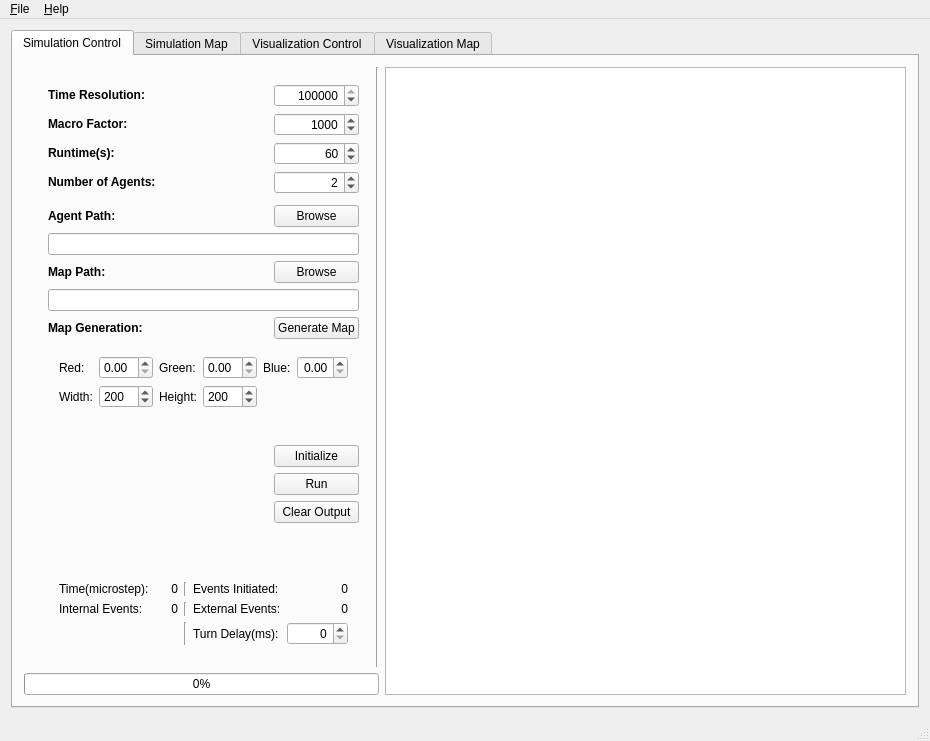
Old version of the form mainwindow.ui in the repository sojoe02/RANA.
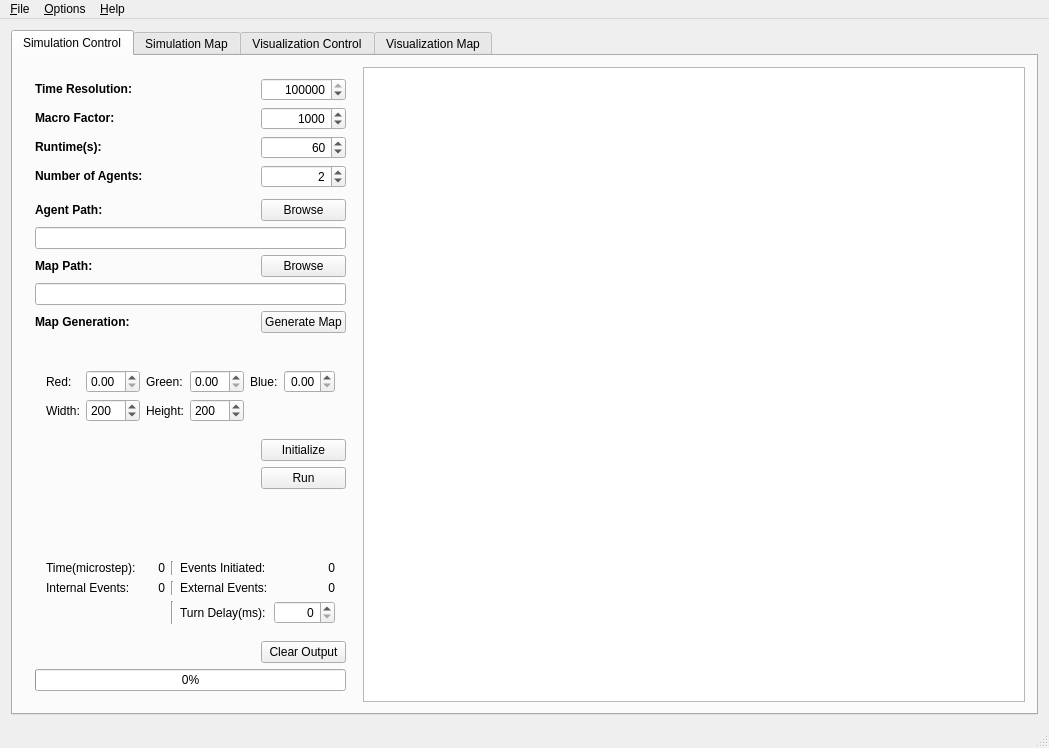
New version of the form. The open tabs and pages were chosen to show the change.

Diff of the .ui file:
```diff
--- a/mainwindow.ui
+++ b/mainwindow.ui
@@ -6,8 +6,8 @@
    <rect>
     <x>0</x>
     <y>0</y>
-    <width>930</width>
-    <height>700</height>
+    <width>1049</width>
+    <height>748</height>
    </rect>
   </property>
   <property name="windowTitle">
@@ -15,7 +15,7 @@
   </property>
   <widget class="QWidget" name="centralWidget">
    <layout class="QGridLayout" name="gridLayout_6">
-    <item row="1" column="0">
+    <item row="0" column="0">
      <widget class="QTabWidget" name="tabWidget">
       <property name="currentIndex">
        <number>0</number>
@@ -25,17 +25,7 @@
         <string>Simulation Control</string>
        </attribute>
        <layout class="QGridLayout" name="gridLayout_5">
-        <item row="15" column="2" rowspan="2">
-         <widget class="Line" name="line">
-          <property name="windowModality">
-           <enum>Qt::WindowModal</enum>
-          </property>
-          <property name="orientation">
-           <enum>Qt::Vertical</enum>
-          </property>
-         </widget>
-        </item>
-        <item row="16" column="1">
+        <item row="15" column="0" rowspan="2">
          <widget class="QWidget" name="widget_3" native="true">
           <property name="sizePolicy">
            <sizepolicy hsizetype="Fixed" vsizetype="MinimumExpanding">
@@ -43,132 +33,20 @@
             <verstretch>0</verstretch>
            </sizepolicy>
           </property>
+          <property name="minimumSize">
+           <size>
+            <width>300</width>
+            <height>0</height>
+           </size>
+          </property>
+          <property name="maximumSize">
+           <size>
+            <width>400</width>
+            <height>16777215</height>
+           </size>
+          </property>
           <layout class="QGridLayout" name="gridLayout_2">
-           <item row="12" column="4">
-            <widget class="QPushButton" name="browseMapButton">
-             <property name="sizePolicy">
-              <sizepolicy hsizetype="Minimum" vsizetype="Fixed">
-               <horstretch>0</horstretch>
-               <verstretch>0</verstretch>
-              </sizepolicy>
-             </property>
-             <property name="text">
-              <string>Browse</string>
-             </property>
-            </widget>
-           </item>
-           <item row="9" column="1">
-            <widget class="QLabel" name="label">
-             <property name="text">
-              <string>&lt;b&gt;Agent Path:</string>
-             </property>
-            </widget>
-           </item>
-           <item row="11" column="1" colspan="4">
-            <widget class="QLineEdit" name="agentPathLineEdit">
-             <property name="sizePolicy">
-              <sizepolicy hsizetype="MinimumExpanding" vsizetype="Fixed">
-               <horstretch>0</horstretch>
-               <verstretch>0</verstretch>
-              </sizepolicy>
-             </property>
-             <property name="text">
-              <string/>
-             </property>
-            </widget>
-           </item>
-           <item row="0" column="1">
-            <widget class="QLabel" name="label_5">
-             <property name="toolTip">
-              <string>Number of microsteps pr second</string>
-             </property>
-             <property name="toolTipDuration">
-              <number>-1</number>
-             </property>
-             <property name="text">
-              <string>&lt;b&gt;Time Resolution:</string>
-             </property>
-            </widget>
-           </item>
-           <item row="14" column="1">
-            <widget class="QLabel" name="label_11">
-             <property name="text">
-              <string>&lt;b&gt;Map Generation:</string>
-             </property>
-            </widget>
-           </item>
-           <item row="0" column="4">
-            <widget class="QSpinBox" name="timeResSpinBox">
-             <property name="sizePolicy">
-              <sizepolicy hsizetype="Preferred" vsizetype="Fixed">
-               <horstretch>0</horstretch>
-               <verstretch>0</verstretch>
-              </sizepolicy>
-             </property>
-             <property name="alignment">
-              <set>Qt::AlignRight|Qt::AlignTrailing|Qt::AlignVCenter</set>
-             </property>
-             <property name="accelerated">
-              <bool>true</bool>
-             </property>
-             <property name="maximum">
-              <number>1000000000</number>
-             </property>
-             <property name="singleStep">
-              <number>1000</number>
-             </property>
-             <property name="value">
-              <number>1000000</number>
-             </property>
-             <property name="displayIntegerBase">
-              <number>10</number>
-             </property>
-            </widget>
-           </item>
-           <item row="19" column="4">
-            <widget class="QPushButton" name="pushButton">
-             <property name="text">
-              <string>Clear Output</string>
-             </property>
-            </widget>
-           </item>
-           <item row="2" column="4">
-            <widget class="QSpinBox" name="macroSpinBox">
-             <property name="sizePolicy">
-              <sizepolicy hsizetype="Preferred" vsizetype="Fixed">
-               <horstretch>0</horstretch>
-               <verstretch>0</verstretch>
-              </sizepolicy>
-             </property>
-             <property name="alignment">
-              <set>Qt::AlignRight|Qt::AlignTrailing|Qt::AlignVCenter</set>
-             </property>
-             <property name="maximum">
-              <number>1000000000</number>
-             </property>
-             <property name="singleStep">
-              <number>1000</number>
-             </property>
-             <property name="value">
-              <number>1000</number>
-             </property>
-            </widget>
-           </item>
-           <item row="16" column="0">
-            <widget class="QLabel" name="label_10">
-             <property name="text">
-              <string/>
-             </property>
-            </widget>
-           </item>
-           <item row="9" column="4">
-            <widget class="QPushButton" name="browseLuaAgentButton">
-             <property name="text">
-              <string>Browse</string>
-             </property>
-            </widget>
-           </item>
-           <item row="2" column="1">
+           <item row="2" column="0">
             <widget class="QLabel" name="label_6">
              <property name="toolTip">
               <string>Number of mirosteps pr macrostep</string>
@@ -178,76 +56,14 @@
              </property>
             </widget>
            </item>
-           <item row="4" column="1">
-            <widget class="QLabel" name="label_13">
-             <property name="text">
-              <string>&lt;b&gt;Runtime(s):</string>
-             </property>
-            </widget>
-           </item>
-           <item row="19" column="1">
-            <spacer name="horizontalSpacer">
-             <property name="orientation">
-              <enum>Qt::Horizontal</enum>
-             </property>
-             <property name="sizeType">
-              <enum>QSizePolicy::Expanding</enum>
-             </property>
-             <property name="sizeHint" stdset="0">
-              <size>
-               <width>40</width>
-               <height>20</height>
-              </size>
-             </property>
-            </spacer>
-           </item>
-           <item row="6" column="4">
-            <widget class="QSpinBox" name="luaSpinBox">
-             <property name="sizePolicy">
-              <sizepolicy hsizetype="Preferred" vsizetype="Fixed">
-               <horstretch>0</horstretch>
-               <verstretch>0</verstretch>
-              </sizepolicy>
-             </property>
-             <property name="alignment">
-              <set>Qt::AlignRight|Qt::AlignTrailing|Qt::AlignVCenter</set>
-             </property>
-             <property name="minimum">
-              <number>1</number>
-             </property>
-             <property name="maximum">
-              <number>65536</number>
-             </property>
-             <property name="value">
-              <number>2</number>
-             </property>
-            </widget>
-           </item>
-           <item row="13" column="1" colspan="4">
-            <widget class="QLineEdit" name="mapPathLineEdit"/>
-           </item>
-           <item row="12" column="1">
-            <widget class="QLabel" name="label_7">
-             <property name="text">
-              <string>&lt;b&gt;Map Path:</string>
-             </property>
-            </widget>
-           </item>
-           <item row="14" column="4">
-            <widget class="QPushButton" name="generateMap">
-             <property name="sizePolicy">
-              <sizepolicy hsizetype="Preferred" vsizetype="Fixed">
-               <horstretch>0</horstretch>
-               <verstretch>0</verstretch>
-              </sizepolicy>
-             </property>
-             <property name="text">
-              <string>Generate Map</string>
-             </property>
-            </widget>
-           </item>
-           <item row="15" column="1" colspan="4">
+           <item row="20" column="0" colspan="5">
             <widget class="QWidget" name="widget_5" native="true">
+             <property name="sizePolicy">
+              <sizepolicy hsizetype="MinimumExpanding" vsizetype="Preferred">
+               <horstretch>0</horstretch>
+               <verstretch>0</verstretch>
+              </sizepolicy>
+             </property>
              <layout class="QGridLayout" name="gridLayout_7">
               <item row="1" column="3">
                <widget class="QSpinBox" name="pxSpinBox">
@@ -390,6 +206,125 @@
              </layout>
             </widget>
            </item>
+           <item row="15" column="0">
+            <widget class="QLabel" name="label_7">
+             <property name="text">
+              <string>&lt;b&gt;Map Path:</string>
+             </property>
+            </widget>
+           </item>
+           <item row="31" column="4">
+            <widget class="QPushButton" name="pushButton">
+             <property name="text">
+              <string>Clear Output</string>
+             </property>
+            </widget>
+           </item>
+           <item row="23" column="0">
+            <spacer name="verticalSpacer">
+             <property name="orientation">
+              <enum>Qt::Vertical</enum>
+             </property>
+             <property name="sizeHint" stdset="0">
+              <size>
+               <width>20</width>
+               <height>40</height>
+              </size>
+             </property>
+            </spacer>
+           </item>
+           <item row="19" column="0">
+            <widget class="QLabel" name="label_10">
+             <property name="text">
+              <string/>
+             </property>
+            </widget>
+           </item>
+           <item row="2" column="4">
+            <widget class="QSpinBox" name="macroSpinBox">
+             <property name="sizePolicy">
+              <sizepolicy hsizetype="Preferred" vsizetype="Fixed">
+               <horstretch>0</horstretch>
+               <verstretch>0</verstretch>
+              </sizepolicy>
+             </property>
+             <property name="alignment">
+              <set>Qt::AlignRight|Qt::AlignTrailing|Qt::AlignVCenter</set>
+             </property>
+             <property name="maximum">
+              <number>1000000000</number>
+             </property>
+             <property name="singleStep">
+              <number>1000</number>
+             </property>
+             <property name="value">
+              <number>1000</number>
+             </property>
+            </widget>
+           </item>
+           <item row="6" column="4">
+            <widget class="QSpinBox" name="luaSpinBox">
+             <property name="sizePolicy">
+              <sizepolicy hsizetype="Preferred" vsizetype="Fixed">
+               <horstretch>0</horstretch>
+               <verstretch>0</verstretch>
+              </sizepolicy>
+             </property>
+             <property name="alignment">
+              <set>Qt::AlignRight|Qt::AlignTrailing|Qt::AlignVCenter</set>
+             </property>
+             <property name="minimum">
+              <number>1</number>
+             </property>
+             <property name="maximum">
+              <number>65536</number>
+             </property>
+             <property name="value">
+              <number>2</number>
+             </property>
+            </widget>
+           </item>
+           <item row="0" column="4">
+            <widget class="QSpinBox" name="timeResSpinBox">
+             <property name="sizePolicy">
+              <sizepolicy hsizetype="Preferred" vsizetype="Fixed">
+               <horstretch>0</horstretch>
+               <verstretch>0</verstretch>
+              </sizepolicy>
+             </property>
+             <property name="alignment">
+              <set>Qt::AlignRight|Qt::AlignTrailing|Qt::AlignVCenter</set>
+             </property>
+             <property name="accelerated">
+              <bool>true</bool>
+             </property>
+             <property name="maximum">
+              <number>1000000000</number>
+             </property>
+             <property name="singleStep">
+              <number>1000</number>
+             </property>
+             <property name="value">
+              <number>1000000</number>
+             </property>
+             <property name="displayIntegerBase">
+              <number>10</number>
+             </property>
+            </widget>
+           </item>
+           <item row="21" column="4">
+            <widget class="QPushButton" name="generateButton">
+             <property name="sizePolicy">
+              <sizepolicy hsizetype="Preferred" vsizetype="Fixed">
+               <horstretch>0</horstretch>
+               <verstretch>0</verstretch>
+              </sizepolicy>
+             </property>
+             <property name="text">
+              <string>Initialize</string>
+             </property>
+            </widget>
+           </item>
            <item row="4" column="4">
             <widget class="QSpinBox" name="runTimeSpinBox">
              <property name="sizePolicy">
@@ -418,14 +353,7 @@
              </property>
             </widget>
            </item>
-           <item row="6" column="1">
-            <widget class="QLabel" name="label_2">
-             <property name="text">
-              <string>&lt;b&gt;Number of Agents:</string>
-             </property>
-            </widget>
-           </item>
-           <item row="7" column="1">
+           <item row="7" column="0">
             <spacer name="verticalSpacer_2">
              <property name="orientation">
               <enum>Qt::Vertical</enum>
@@ -441,10 +369,125 @@
              </property>
             </spacer>
            </item>
-           <item row="21" column="1" colspan="4">
+           <item row="10" column="4">
+            <widget class="QPushButton" name="browseLuaAgentButton">
+             <property name="text">
+              <string>Browse</string>
+             </property>
+            </widget>
+           </item>
+           <item row="4" column="0">
+            <widget class="QLabel" name="label_13">
+             <property name="text">
+              <string>&lt;b&gt;Runtime(s):</string>
+             </property>
+            </widget>
+           </item>
+           <item row="17" column="4">
+            <widget class="QPushButton" name="generateMap">
+             <property name="sizePolicy">
+              <sizepolicy hsizetype="Preferred" vsizetype="Fixed">
+               <horstretch>0</horstretch>
+               <verstretch>0</verstretch>
+              </sizepolicy>
+             </property>
+             <property name="text">
+              <string>Generate Map</string>
+             </property>
+            </widget>
+           </item>
+           <item row="6" column="0">
+            <widget class="QLabel" name="label_2">
+             <property name="text">
+              <string>&lt;b&gt;Number of Agents:</string>
+             </property>
+            </widget>
+           </item>
+           <item row="17" column="0">
+            <widget class="QLabel" name="label_11">
+             <property name="text">
+              <string>&lt;b&gt;Map Generation:</string>
+             </property>
+            </widget>
+           </item>
+           <item row="10" column="0">
+            <widget class="QLabel" name="label">
+             <property name="text">
+              <string>&lt;b&gt;Agent Path:</string>
+             </property>
+            </widget>
+           </item>
+           <item row="15" column="4">
+            <widget class="QPushButton" name="browseMapButton">
+             <property name="sizePolicy">
+              <sizepolicy hsizetype="Minimum" vsizetype="Fixed">
+               <horstretch>0</horstretch>
+               <verstretch>0</verstretch>
+              </sizepolicy>
+             </property>
+             <property name="text">
+              <string>Browse</string>
+             </property>
+            </widget>
+           </item>
+           <item row="0" column="0">
+            <widget class="QLabel" name="label_5">
+             <property name="toolTip">
+              <string>Number of microsteps pr second</string>
+             </property>
+             <property name="toolTipDuration">
+              <number>-1</number>
+             </property>
+             <property name="text">
+              <string>&lt;b&gt;Time Resolution:</string>
+             </property>
+            </widget>
+           </item>
+           <item row="21" column="0">
+            <spacer name="horizontalSpacer">
+             <property name="orientation">
+              <enum>Qt::Horizontal</enum>
+             </property>
+             <property name="sizeType">
+              <enum>QSizePolicy::Expanding</enum>
+             </property>
+             <property name="sizeHint" stdset="0">
+              <size>
+               <width>40</width>
+               <height>20</height>
+              </size>
+             </property>
+            </spacer>
+           </item>
+           <item row="32" column="0" colspan="5">
+            <widget class="QProgressBar" name="progressBar">
+             <property name="sizePolicy">
+              <sizepolicy hsizetype="MinimumExpanding" vsizetype="Fixed">
+               <horstretch>0</horstretch>
+               <verstretch>0</verstretch>
+              </sizepolicy>
+             </property>
+             <property name="minimumSize">
+              <size>
+               <width>0</width>
+               <height>0</height>
+              </size>
+             </property>
+             <property name="baseSize">
+              <size>
+               <width>350</width>
+               <height>0</height>
+              </size>
+             </property>
+             <property name="value">
+              <number>0</number>
+             </property>
+            </widget>
+           </item>
+           <item row="24" column="0" colspan="5">
             <widget class="QWidget" name="widget_4" native="true">
              <property name="sizePolicy">
-              <sizepolicy hsizetype="Expanding" vsizetype="Fixed">
+              <sizepolicy hsizetype="MinimumExpanding" vsizetype="Fixed">
                <horstretch>0</horstretch>
                <verstretch>0</verstretch>
               </sizepolicy>
@@ -568,7 +611,7 @@
              </layout>
             </widget>
            </item>
-           <item row="18" column="4">
+           <item row="22" column="4">
             <widget class="QPushButton" name="runButton">
              <property name="sizePolicy">
               <sizepolicy hsizetype="Preferred" vsizetype="Fixed">
@@ -581,49 +624,26 @@
              </property>
             </widget>
            </item>
-           <item row="17" column="4">
-            <widget class="QPushButton" name="generateButton">
+           <item row="11" column="0" colspan="5">
+            <widget class="QLineEdit" name="agentPathLineEdit">
              <property name="sizePolicy">
-              <sizepolicy hsizetype="Preferred" vsizetype="Fixed">
+              <sizepolicy hsizetype="MinimumExpanding" vsizetype="Fixed">
                <horstretch>0</horstretch>
                <verstretch>0</verstretch>
               </sizepolicy>
              </property>
              <property name="text">
-              <string>Initialize</string>
+              <string/>
              </property>
             </widget>
            </item>
-           <item row="20" column="1">
-            <spacer name="verticalSpacer">
-             <property name="orientation">
-              <enum>Qt::Vertical</enum>
-             </property>
-             <property name="sizeHint" stdset="0">
-              <size>
-               <width>20</width>
-               <height>40</height>
-              </size>
-             </property>
-            </spacer>
+           <item row="16" column="0" colspan="5">
+            <widget class="QLineEdit" name="mapPathLineEdit"/>
            </item>
           </layout>
          </widget>
         </item>
-        <item row="17" column="1" colspan="2">
-         <widget class="QProgressBar" name="progressBar">
-          <property name="sizePolicy">
-           <sizepolicy hsizetype="MinimumExpanding" vsizetype="Fixed">
-            <horstretch>0</horstretch>
-            <verstretch>0</verstretch>
-           </sizepolicy>
-          </property>
-          <property name="value">
-           <number>0</number>
-          </property>
-         </widget>
-        </item>
-        <item row="15" column="3" rowspan="3" colspan="2">
+        <item row="15" column="2" rowspan="2" colspan="2">
          <widget class="QTextEdit" name="outputTextEdit"/>
         </item>
        </layout>
@@ -782,7 +802,7 @@
     <rect>
      <x>0</x>
      <y>0</y>
-     <width>930</width>
+     <width>1049</width>
      <height>20</height>
     </rect>
    </property>
@@ -798,7 +818,16 @@
     </property>
     <addaction name="action_Info"/>
    </widget>
+   <widget class="QMenu" name="menu_Options">
+    <property name="title">
+     <string>&amp;Options</string>
+    </property>
+    <addaction name="separator"/>
+    <addaction name="separator"/>
+    <addaction name="action_Enable_Visualisation"/>
+   </widget>
    <addaction name="menu_File"/>
+   <addaction name="menu_Options"/>
    <addaction name="menu_Help"/>
   </widget>
   <widget class="QStatusBar" name="statusBar"/>
```
Left out of the diff: 386 changed lines with no effect on the pictures.
